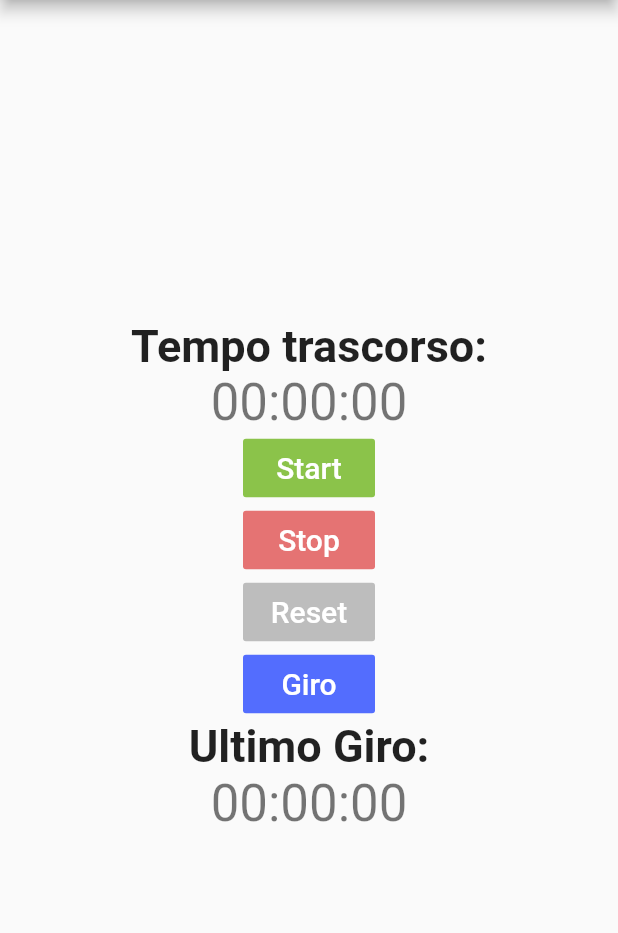
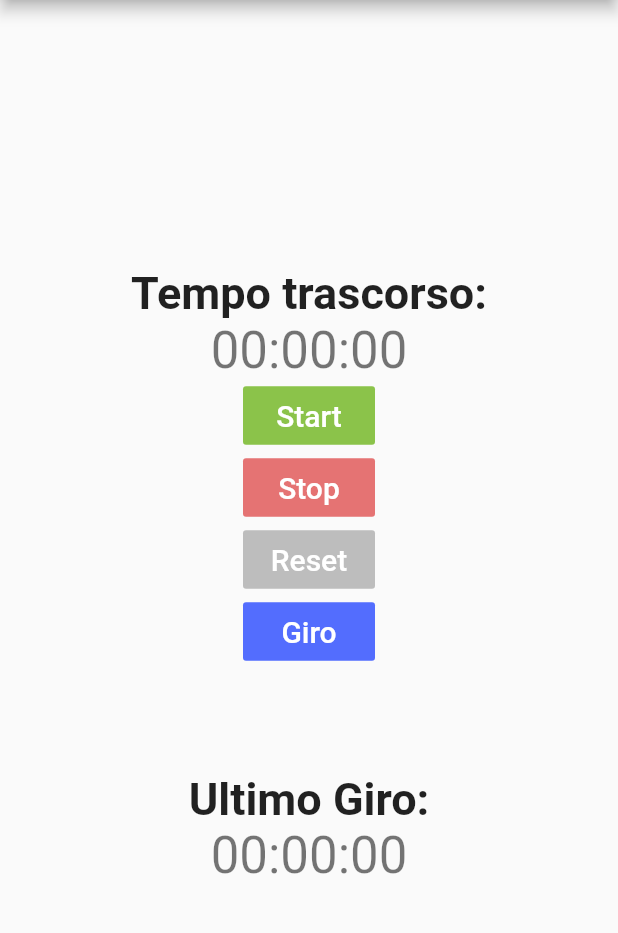
Before and after one commit to alessioveni/TPSIT, a Flutter app: the screen it shows after launch, on a phone screen of 412 x 824 dp, the part 84-1017 px from its top. Run offline on Flutter 3.47's test engine with Material 2 defaults, Android fonts, the light colour scheme and no system bars.

Commit message:
Update main.dart

```diff
--- a/Cronometro/cronometro/lib/main.dart
+++ b/Cronometro/cronometro/lib/main.dart
@@ -230,6 +230,11 @@ class _MyHomePageState extends State<MyHomePage> {
                     style: TextStyle(fontSize: 20.0),
                   ),
                 ),
+                Column(
+                  children: <Widget>[
+                    SizedBox(height: 70),
+                  ],
+                ),
                 Text(
                   'Ultimo Giro:',
                   style: TextStyle(fontWeight: FontWeight.bold, fontSize: 30),
```
